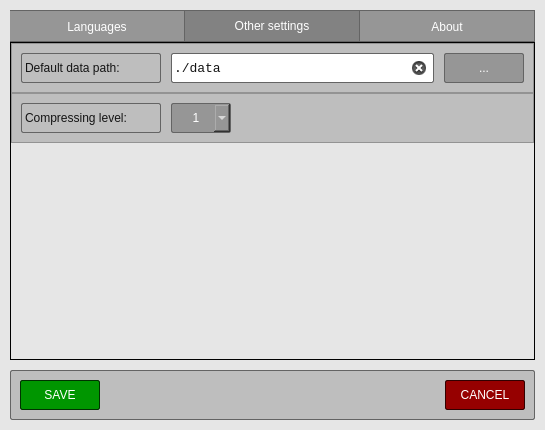
Before: the Qt Designer form src/Forms/SettingsWindow.ui in psv-git/BDOLang, drawn with Qt 5.
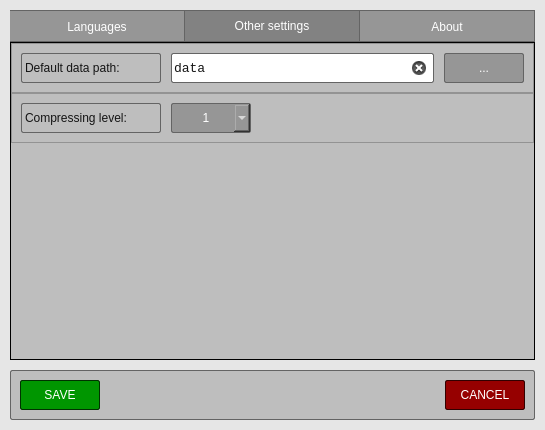
After: the same form once the commit is applied. The open tabs and pages were chosen to show the change. Custom widgets are drawn as their Qt base class.

Diff of the .ui file:
```diff
--- a/src/Forms/SettingsWindow.ui
+++ b/src/Forms/SettingsWindow.ui
@@ -380,6 +380,11 @@
     </widget>
    </widget>
    <widget class="QWidget" name="otherTab">
+    <property name="styleSheet">
+     <string notr="true">QWidget {
+	background-color: rgb(190, 190, 190);
+}</string>
+    </property>
     <attribute name="title">
      <string>Other settings</string>
     </attribute>
@@ -443,7 +448,7 @@
        <rect>
         <x>160</x>
         <y>10</y>
-        <width>60</width>
+        <width>80</width>
         <height>30</height>
        </rect>
       </property>
@@ -474,7 +479,7 @@
 </string>
       </property>
       <property name="currentText">
-       <string>     1</string>
+       <string>        1</string>
       </property>
       <property name="maxCount">
        <number>100</number>
@@ -484,7 +489,7 @@
       </property>
       <item>
        <property name="text">
-        <string>     1</string>
+        <string>        1</string>
        </property>
       </item>
       <item>
@@ -618,7 +623,7 @@
 </string>
       </property>
       <property name="text">
-       <string>./data</string>
+       <string>data</string>
       </property>
       <property name="readOnly">
        <bool>false</bool>
```
Left out of the diff: 29 changed lines with no effect on the pictures.
